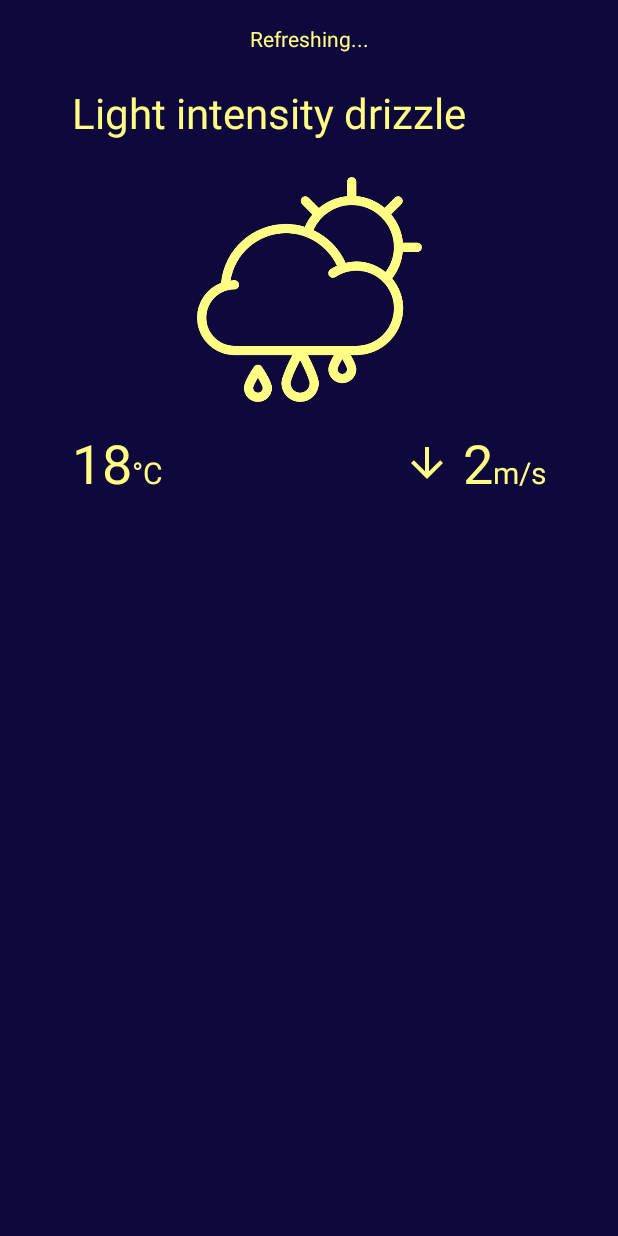
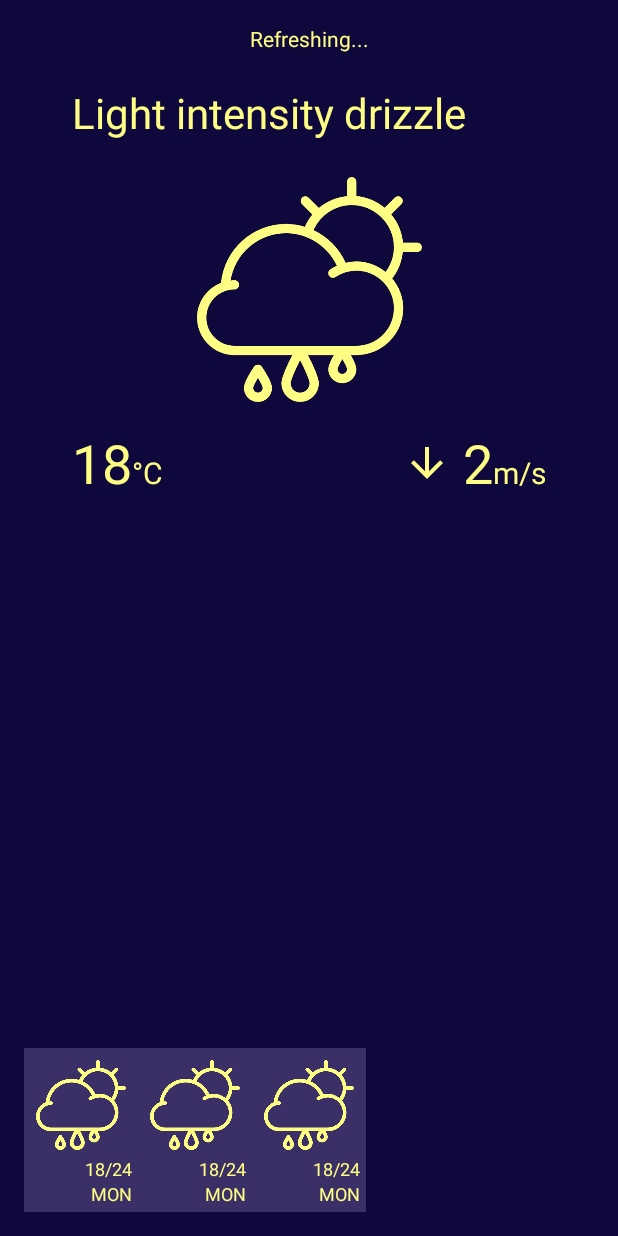
Before and after one commit to Nucifera8472/WeatherDemo, an Android app: the layout main_fragment.xml on its own in the app's theme, with its tools: preview values and no code run, on a phone screen of 412 x 824 dp. Run offline under Robolectric (Android 15) with nearby library versions, the phone set to English and light mode, and no system bars.

Commit message:
Layout forecast tiles

```diff
--- /dev/null
+++ b/app/src/main/res/layout/item_forecast_tile.xml
@@ -0,0 +1,86 @@
+<?xml version="1.0" encoding="utf-8"?>
+<androidx.constraintlayout.widget.ConstraintLayout xmlns:android="http://schemas.android.com/apk/res/android"
+    xmlns:app="http://schemas.android.com/apk/res-auto"
+    xmlns:tools="http://schemas.android.com/tools"
+    android:layout_width="wrap_content"
+    android:layout_height="wrap_content"
+    tools:background="@color/primaryLightColor"
+    android:background="@color/primaryLightColor"
+
+    >
+
+    <TextView
+        android:id="@+id/temperature"
+        android:layout_width="wrap_content"
+        android:layout_height="wrap_content"
+        android:layout_marginTop="4dp"
+        android:textColor="@color/secondaryColor"
+        android:textSize="12sp"
+        app:layout_constraintEnd_toEndOf="@+id/day"
+        app:layout_constraintTop_toBottomOf="@+id/currentWeatherIcon"
+        tools:text="18/24" />
+
+    <TextView
+        android:id="@+id/day"
+        android:layout_width="wrap_content"
+        android:layout_height="wrap_content"
+        android:layout_marginEnd="4dp"
+        android:layout_marginBottom="4dp"
+        android:textColor="@color/secondaryColor"
+        android:textSize="12sp"
+        android:textAllCaps="true"
+        app:layout_constraintBottom_toBottomOf="parent"
+        app:layout_constraintEnd_toEndOf="parent"
+        app:layout_constraintTop_toBottomOf="@+id/temperature"
+        tools:text="mon" />
+
+    <!--    <TextView-->
+<!--        android:id="@+id/windSpeed"-->
+<!--        android:layout_width="wrap_content"-->
+<!--        android:layout_height="wrap_content"-->
+<!--        android:textColor="@color/secondaryColor"-->
+<!--        android:textSize="20sp"-->
+<!--        app:layout_constraintEnd_toStartOf="@+id/windUnit"-->
+<!--        app:layout_constraintTop_toTopOf="@+id/temperature"-->
+<!--        tools:text="2" />-->
+
+<!--    <TextView-->
+<!--        android:id="@+id/windUnit"-->
+<!--        android:layout_width="wrap_content"-->
+<!--        android:layout_height="wrap_content"-->
+<!--        android:layout_marginEnd="48dp"-->
+<!--        android:text="@string/m_s"-->
+<!--        android:textColor="@color/secondaryColor"-->
+<!--        android:textSize="20sp"-->
+<!--        app:layout_constraintBaseline_toBaselineOf="@+id/windSpeed"-->
+<!--        app:layout_constraintEnd_toEndOf="parent" />-->
+
+    <ImageView
+        android:id="@+id/currentWeatherIcon"
+        android:layout_width="60dp"
+        android:layout_height="60dp"
+        android:layout_marginStart="8dp"
+        android:layout_marginTop="8dp"
+        android:layout_marginEnd="8dp"
+        app:layout_constraintEnd_toEndOf="parent"
+        app:layout_constraintStart_toStartOf="parent"
+        app:layout_constraintTop_toTopOf="parent"
+        app:tint="@color/secondaryColor"
+        tools:src="@drawable/rain">
+
+    </ImageView>
+
+<!--    <ImageView-->
+<!--        android:id="@+id/windDirection"-->
+<!--        android:layout_width="32dp"-->
+<!--        android:layout_height="32dp"-->
+<!--        android:layout_marginEnd="8dp"-->
+<!--        android:src="@drawable/ic_baseline_arrow_downward_24"-->
+<!--        app:tint="@color/secondaryColor"-->
+<!--        app:layout_constraintBottom_toBottomOf="@+id/windSpeed"-->
+<!--        app:layout_constraintEnd_toStartOf="@+id/windSpeed"-->
+<!--        app:layout_constraintTop_toTopOf="@+id/windSpeed" />-->
+
+
+
+</androidx.constraintlayout.widget.ConstraintLayout>
--- a/app/src/main/res/layout/main_fragment.xml
+++ b/app/src/main/res/layout/main_fragment.xml
@@ -122,4 +122,16 @@
         android:visibility="gone"
         />
 
+    <androidx.recyclerview.widget.RecyclerView
+        android:id="@+id/forecastTiles"
+        android:layout_width="match_parent"
+        android:layout_height="wrap_content"
+        android:layout_marginStart="16dp"
+        android:layout_marginBottom="16dp"
+        android:orientation="horizontal"
+        app:layoutManager="androidx.recyclerview.widget.LinearLayoutManager"
+        app:layout_constraintBottom_toBottomOf="parent"
+        app:layout_constraintStart_toStartOf="parent"
+        tools:listitem="@layout/item_forecast_tile" />
+
 </androidx.constraintlayout.widget.ConstraintLayout>
--- /dev/null
+++ b/app/src/main/res/values/dimens.xml
@@ -0,0 +1,4 @@
+<?xml version="1.0" encoding="utf-8"?>
+<resources>
+    <dimen name="tile_spacing">4dp</dimen>
+</resources>
--- a/app/src/main/res/values/donottranslate.xml
+++ b/app/src/main/res/values/donottranslate.xml
@@ -2,4 +2,5 @@
 <resources>
     <string name="m_s">m/s</string>
     <string name="c">°C</string>
+    <string name="daily_temp">%1$s/%2$s°C</string>
 </resources>
```
Also changed, not shown: app/src/main/java/at/nuceria/weatherdemo/ui/main/ForeCastTileAdapter.kt (added, +101 -0 lines), app/src/main/java/at/nuceria/weatherdemo/ui/main/MainFragment.kt (+33 -0 lines), app/src/main/java/at/nuceria/weatherdemo/util/MarginItemDecoration.kt (added, +21 -0 lines), app/src/main/res/drawable/navigation_outline.xml (added, +8 -0 lines), app/src/main/res/drawable/water_outline.xml (added, +8 -0 lines), 2 other files.
